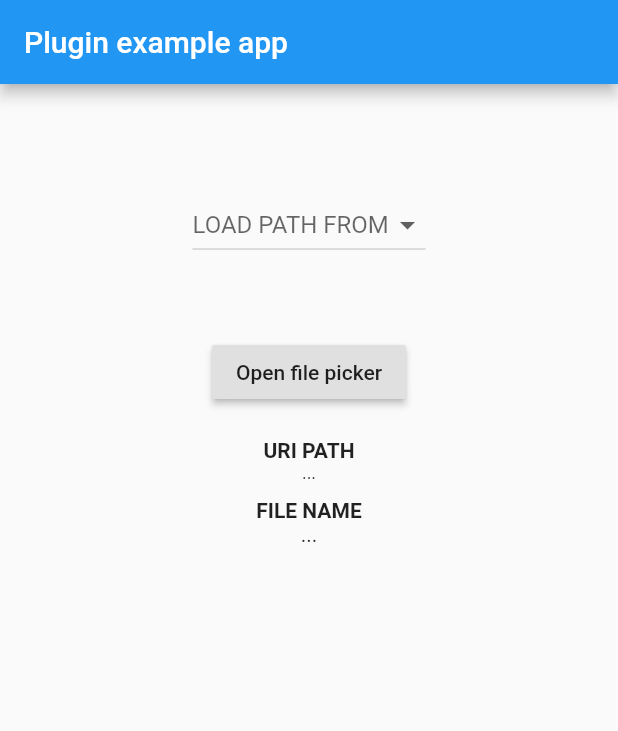
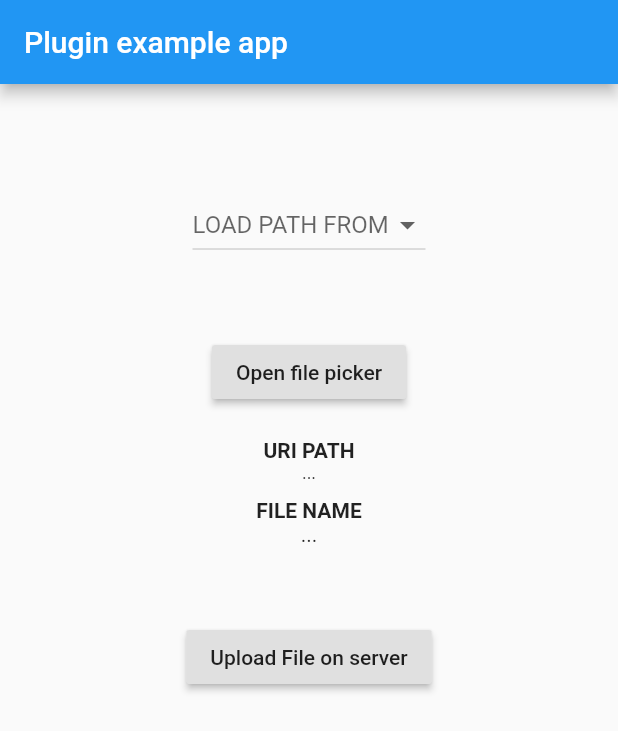
Before and after one commit to dhruvinprajapati/flutter-file-store-server, a Flutter app: the screen it shows after launch, after a tap on "Open file picker", on a phone screen of 412 x 824 dp. Shown: the top 731 px of the screen. Run offline on Flutter 3.47's test engine with Material 2 defaults, Android fonts, the phone set to English and light mode, and no system bars; our stand-ins replace dio, file_picker.

Commit message:
upload Button added

```diff
--- a/lib/main.dart
+++ b/lib/main.dart
@@ -37,12 +37,11 @@ class _MyAppState extends State<MyApp> {
 
       setState(() {
         _fileName = _path != null ? _path.split('/').last : '...';
-        saveIncident();
       });
     }
   }
   var dio = new Dio();
-  Future<void> saveIncident() async {
+  Future<void> _saveIncident() async {
 
 
     final url = "http://test.karbh.com/test";
@@ -160,6 +159,13 @@ class _MyAppState extends State<MyApp> {
                       _fileName,
                       textAlign: TextAlign.center,
                     ),
+                    new Padding(
+                      padding: const EdgeInsets.only(top: 50.0, bottom: 20.0),
+                      child: new RaisedButton(
+                        onPressed: () => _saveIncident(),
+                        child: new Text("Upload File on server"),
+                      ),
+                    ),
                   ],
                 ),
               )),
```
